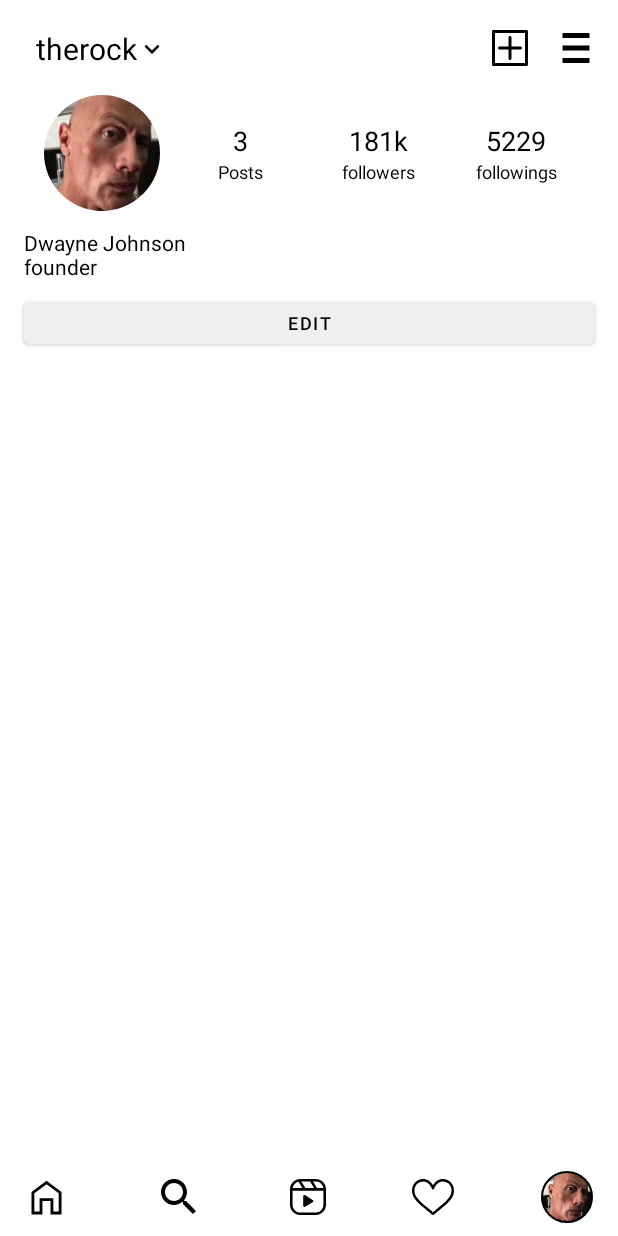
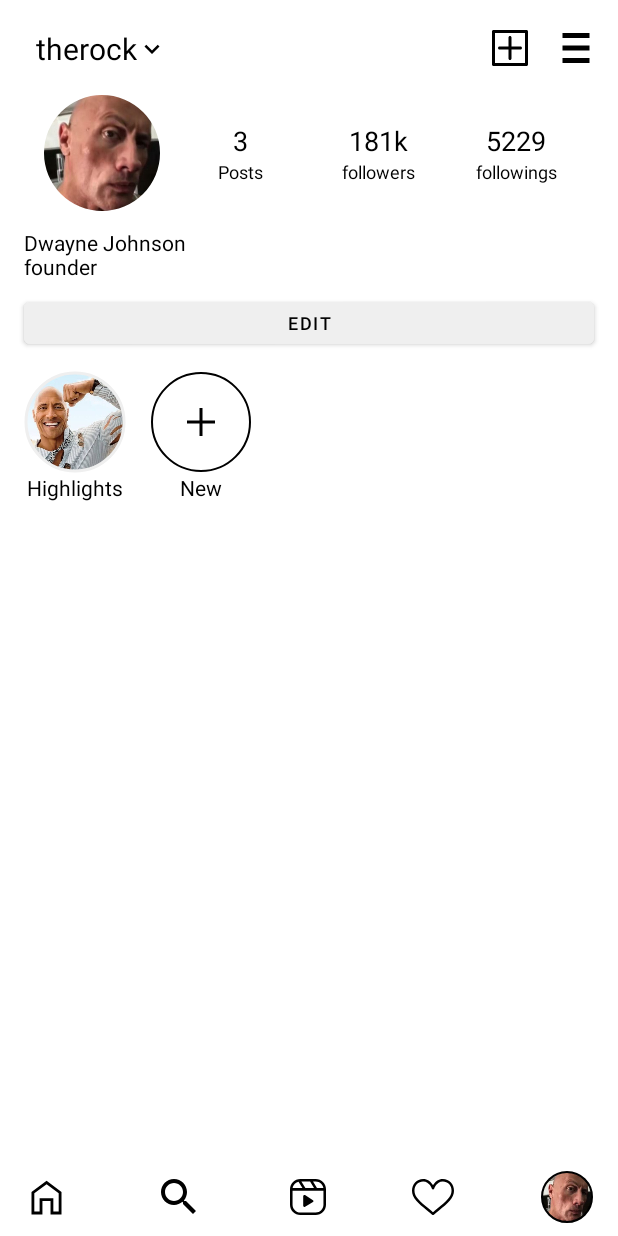
Before and after one commit to chepugash/android-courses-2022, an Android app: the screen it shows after launch (MainActivity), on a phone screen of 412 x 824 dp. Run offline under Robolectric (Android 15) with nearby library versions, the phone set to English and light mode, and no system bars.

Commit message:
highlihts done

```diff
--- /dev/null
+++ b/app/src/main/res/drawable/ic_plus.xml
@@ -0,0 +1,4 @@
+<vector android:height="32dp" android:viewportHeight="48"
+    android:viewportWidth="48" android:width="32dp" xmlns:android="http://schemas.android.com/apk/res/android">
+    <path android:fillColor="#FF000000" android:pathData="M22.5,38V25.5H10v-3h12.5V10h3v12.5H38v3H25.5V38Z"/>
+</vector>
--- a/app/src/main/res/layout/activity_main.xml
+++ b/app/src/main/res/layout/activity_main.xml
@@ -255,6 +255,63 @@
         android:layout_marginTop="8dp"
         app:layout_constraintTop_toBottomOf="@id/tv_description"
         app:layout_constraintStart_toStartOf="parent"
-        app:layout_constraintEnd_toEndOf="parent" />
+        app:layout_constraintEnd_toEndOf="parent"
+        app:layout_constraintBottom_toTopOf="@id/iv_actuals"/>
+
+    <com.google.android.material.imageview.ShapeableImageView
+        android:id="@+id/iv_actuals"
+        android:layout_width="68dp"
+        android:layout_height="68dp"
+        android:padding="1dp"
+        android:scaleType="centerCrop"
+        android:layout_marginTop="12dp"
+        android:layout_marginStart="16dp"
+        app:layout_constraintTop_toBottomOf="@id/btn_edit"
+        app:layout_constraintBottom_toTopOf="@id/tv_actuals"
+        app:layout_constraintStart_toStartOf="parent"
+        app:shapeAppearanceOverlay="@style/circle"
+        app:srcCompat="@drawable/scala1"
+        app:strokeColor="@color/grey"
+        app:strokeWidth="2dp" />
+
+    <TextView
+        android:id="@+id/tv_actuals"
+        android:layout_width="68dp"
+        android:layout_height="wrap_content"
+        android:text="@string/actuals"
+        android:textColor="@color/black"
+        android:textSize="14sp"
+        android:textAlignment="center"
+        app:layout_constraintTop_toBottomOf="@id/iv_actuals"
+        app:layout_constraintStart_toStartOf="@id/iv_actuals"
+        app:layout_constraintEnd_toEndOf="@id/iv_actuals" />
+
+    <com.google.android.material.imageview.ShapeableImageView
+        android:id="@+id/iv_new_actuals"
+        android:layout_width="68dp"
+        android:layout_height="68dp"
+        android:padding="1dp"
+        android:scaleType="center"
+        android:layout_marginTop="12dp"
+        android:layout_marginStart="16dp"
+        app:shapeAppearanceOverlay="@style/circle"
+        app:srcCompat="@drawable/ic_plus"
+        app:strokeColor="@color/black"
+        app:strokeWidth="1dp"
+        app:layout_constraintTop_toBottomOf="@id/btn_edit"
+        app:layout_constraintStart_toEndOf="@id/iv_actuals" />
+
+    <TextView
+        android:id="@+id/tv_new_actuals"
+        android:layout_width="68dp"
+        android:layout_height="wrap_content"
+        android:text="@string/new_actuals"
+        android:textColor="@color/black"
+        android:textSize="14sp"
+        android:textAlignment="center"
+        app:layout_constraintTop_toBottomOf="@id/iv_new_actuals"
+        app:layout_constraintStart_toStartOf="@id/iv_new_actuals"
+        app:layout_constraintEnd_toEndOf="@id/iv_new_actuals" />
+
 
 </androidx.constraintlayout.widget.ConstraintLayout>
--- a/app/src/main/res/values/strings.xml
+++ b/app/src/main/res/values/strings.xml
@@ -9,4 +9,6 @@
     <string name="followings">followings</string>
     <string name="description">Dwayne Johnson \nfounder</string>
     <string name="edit">Edit</string>
+    <string name="actuals">Highlights</string>
+    <string name="new_actuals">New</string>
 </resources>
```
